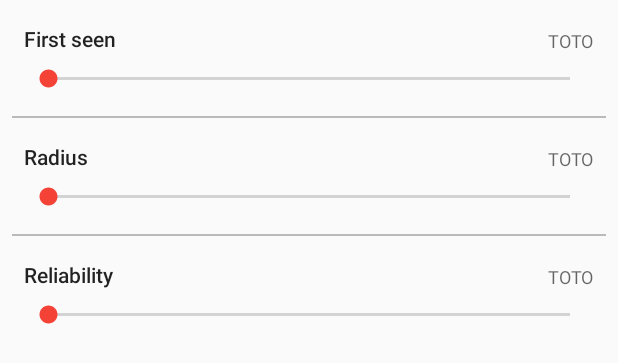
After one commit to MehdiChouag/PokeSpot, an Android app: the layout filter.xml on its own in the app's theme, with its tools: preview values and no code run, on a phone screen of 412 x 824 dp. The commit adds this screen. Shown: the top 363 px of the screen. Run offline under Robolectric (Android 15) with nearby library versions, the phone set to English and light mode, and no system bars.

Commit message:
Create filters view and layout

```diff
--- /dev/null
+++ b/app/src/main/kotlin/fr/amsl/pokespot/presentation/map/FilterFragment.kt
@@ -0,0 +1,30 @@
+package fr.amsl.pokespot.presentation.map
+
+import android.support.v7.widget.AppCompatSeekBar
+import android.widget.TextView
+import fr.amsl.pokespot.R
+import fr.amsl.pokespot.presentation.base.BaseFragment
+import fr.amsl.pokespot.presentation.util.bindView
+
+/**
+ * @author mehdichouag on 23/07/2016.
+ */
+class FilterFragment : BaseFragment() {
+
+  override val layoutResource: Int = R.layout.filter
+
+  val firstSeenValue: TextView by bindView(R.id.first_seen_value)
+  val firstSeenSeek: AppCompatSeekBar by bindView(R.id.first_seen_seekbar)
+
+  val radiusValue: TextView by bindView(R.id.radius_value)
+  val radiusSeek: AppCompatSeekBar by bindView(R.id.radius_seekbar)
+
+  val reliabilityValue: TextView by bindView(R.id.reliability_value)
+  val reliabilitySeek: AppCompatSeekBar by bindView(R.id.reliability_seekbar)
+
+  override fun initializeInjector() {
+  }
+
+  override fun initialize() {
+  }
+}
--- /dev/null
+++ b/app/src/main/res/drawable/divider.xml
@@ -0,0 +1,16 @@
+<?xml version="1.0" encoding="utf-8"?>
+<layer-list xmlns:android="http://schemas.android.com/apk/res/android">
+    <item
+        android:bottom="@dimen/space_big"
+        android:left="@dimen/space_std"
+        android:right="@dimen/space_std"
+        android:top="@dimen/space_big">
+        <shape>
+            <size
+                android:width="@dimen/stroke_size"
+                android:height="@dimen/stroke_size" />
+
+            <solid android:color="?colorControlNormal" />
+        </shape>
+    </item>
+</layer-list>
--- a/app/src/main/res/layout/activity_map.xml
+++ b/app/src/main/res/layout/activity_map.xml
@@ -30,15 +30,16 @@
     </LinearLayout>
 
     <android.support.design.widget.NavigationView
-        android:id="@+id/navigation_view"
         android:layout_width="wrap_content"
         android:layout_height="match_parent"
-        android:layout_gravity="end">
+        android:layout_gravity="end"
+        android:clickable="true">
 
-        <View
+        <fragment
+            android:id="@+id/filter"
+            android:name="fr.amsl.pokespot.presentation.map.FilterFragment"
             android:layout_width="match_parent"
-            android:layout_height="match_parent"
-            android:background="@color/colorAccent" />
+            android:layout_height="match_parent" />
 
     </android.support.design.widget.NavigationView>
 </android.support.v4.widget.DrawerLayout>
--- /dev/null
+++ b/app/src/main/res/layout/filter.xml
@@ -0,0 +1,23 @@
+<?xml version="1.0" encoding="utf-8"?>
+<ScrollView xmlns:android="http://schemas.android.com/apk/res/android"
+    android:layout_width="match_parent"
+    android:layout_height="match_parent"
+    android:orientation="vertical"
+    android:paddingTop="@dimen/space_big">
+
+    <LinearLayout
+        android:layout_width="match_parent"
+        android:layout_height="wrap_content"
+        android:divider="@drawable/divider"
+        android:orientation="vertical"
+        android:showDividers="middle">
+
+        <include layout="@layout/first_seen" />
+
+        <include layout="@layout/radius" />
+
+        <include layout="@layout/reliability" />
+
+    </LinearLayout>
+
+</ScrollView>
--- /dev/null
+++ b/app/src/main/res/layout/first_seen.xml
@@ -0,0 +1,29 @@
+<?xml version="1.0" encoding="utf-8"?>
+<RelativeLayout style="@style/Filter.Container"
+    xmlns:android="http://schemas.android.com/apk/res/android"
+    android:layout_width="match_parent"
+    android:layout_height="match_parent">
+
+    <TextView
+        android:id="@+id/first_seen_title"
+        style="@style/Filter.Title"
+        android:layout_width="wrap_content"
+        android:layout_height="wrap_content"
+        android:text="@string/filter_first_seen" />
+
+    <TextView
+        android:id="@+id/first_seen_value"
+        style="@style/Filter.Value"
+        android:layout_width="wrap_content"
+        android:layout_height="wrap_content"
+        android:layout_alignBottom="@+id/first_seen_title"
+        android:text="TOTO" />
+
+    <android.support.v7.widget.AppCompatSeekBar
+        android:id="@+id/first_seen_seekbar"
+        style="@style/Filter.SeekBar"
+        android:layout_width="match_parent"
+        android:layout_height="wrap_content"
+        android:layout_below="@+id/first_seen_title" />
+
+</RelativeLayout>
--- /dev/null
+++ b/app/src/main/res/layout/radius.xml
@@ -0,0 +1,29 @@
+<?xml version="1.0" encoding="utf-8"?>
+<RelativeLayout style="@style/Filter.Container"
+    xmlns:android="http://schemas.android.com/apk/res/android"
+    android:layout_width="match_parent"
+    android:layout_height="match_parent">
+
+    <TextView
+        android:id="@+id/radius_title"
+        style="@style/Filter.Title"
+        android:layout_width="wrap_content"
+        android:layout_height="wrap_content"
+        android:text="@string/filter_radius" />
+
+    <TextView
+        android:id="@+id/radius_value"
+        style="@style/Filter.Value"
+        android:layout_width="wrap_content"
+        android:layout_height="wrap_content"
+        android:layout_alignBottom="@+id/radius_title"
+        android:text="TOTO" />
+
+    <android.support.v7.widget.AppCompatSeekBar
+        android:id="@+id/radius_seekbar"
+        style="@style/Filter.SeekBar"
+        android:layout_width="match_parent"
+        android:layout_height="wrap_content"
+        android:layout_below="@+id/radius_title" />
+
+</RelativeLayout>
--- /dev/null
+++ b/app/src/main/res/layout/reliability.xml
@@ -0,0 +1,29 @@
+<?xml version="1.0" encoding="utf-8"?>
+<RelativeLayout style="@style/Filter.Container"
+    xmlns:android="http://schemas.android.com/apk/res/android"
+    android:layout_width="match_parent"
+    android:layout_height="match_parent">
+
+    <TextView
+        android:id="@+id/reliability_title"
+        style="@style/Filter.Title"
+        android:layout_width="wrap_content"
+        android:layout_height="wrap_content"
+        android:text="@string/filter_reliability" />
+
+    <TextView
+        android:id="@+id/reliability_value"
+        style="@style/Filter.Value"
+        android:layout_width="wrap_content"
+        android:layout_height="wrap_content"
+        android:layout_alignBottom="@+id/reliability_title"
+        android:text="TOTO" />
+
+    <android.support.v7.widget.AppCompatSeekBar
+        android:id="@+id/reliability_seekbar"
+        style="@style/Filter.SeekBar"
+        android:layout_width="match_parent"
+        android:layout_height="wrap_content"
+        android:layout_below="@+id/reliability_title" />
+
+</RelativeLayout>
--- a/app/src/main/res/values/dimens.xml
+++ b/app/src/main/res/values/dimens.xml
@@ -1,11 +1,18 @@
 <resources>
-    <!-- Default screen margins, per the Android Design guidelines. -->
-    <dimen name="activity_horizontal_margin">16dp</dimen>
-    <dimen name="activity_vertical_margin">16dp</dimen>
+    <dimen name="horizontal_margin">16dp</dimen>
+    <dimen name="vertical_margin">16dp</dimen>
+
+    <dimen name="space_small">4dp</dimen>
+    <dimen name="space_std">8dp</dimen>
+    <dimen name="space_big">16dp</dimen>
+    <dimen name="space_huge">24dp</dimen>
+    <dimen name="space_very_big">32dp</dimen>
 
     <!-- Toolbar -->
     <dimen name="toolbar_elevation">4dp</dimen>
 
     <!-- FAB -->
     <dimen name="fab_margin">16dp</dimen>
+
+    <dimen name="stroke_size">1dp</dimen>
 </resources>
--- a/app/src/main/res/values/strings.xml
+++ b/app/src/main/res/values/strings.xml
@@ -14,6 +14,7 @@
 
     <!-- Filter -->
     <string name="filter_show_only">Only show</string>
-    <string name="filter_radius">Reliability</string>
-    <string name="filter_reliability">Radius</string>
+    <string name="filter_first_seen">First seen</string>
+    <string name="filter_radius">Radius</string>
+    <string name="filter_reliability">Reliability</string>
 </resources>
--- a/app/src/main/res/values/styles.xml
+++ b/app/src/main/res/values/styles.xml
@@ -20,7 +20,7 @@
         <item name="title">@string/toolbar_title</item>
     </style>
 
-    <!-- Maps Activity -->
+    <!-- Maps Fab -->
     <style name="PokeSpot.FAB" />
 
     <style name="Base.FAB" parent="Widget.Design.FloatingActionButton">
@@ -43,4 +43,28 @@
         <item name="backgroundTint">@android:color/white</item>
         <item name="srcCompat">@drawable/ic_my_location</item>
     </style>
+
+    <!-- Filter -->
+    <style name="Filter" />
+
+    <style name="Filter.Container">
+        <item name="android:layout_marginLeft">@dimen/horizontal_margin</item>
+        <item name="android:layout_marginRight">@dimen/horizontal_margin</item>
+    </style>
+
+    <style name="Filter.Title" parent="TextAppearance.AppCompat.Body2">
+        <item name="android:layout_alignParentTop">true</item>
+        <item name="android:layout_alignParentStart">true</item>
+    </style>
+
+    <style name="Filter.Value" parent="TextAppearance.AppCompat.Caption">
+        <item name="android:layout_alignParentTop">true</item>
+        <item name="android:layout_alignParentEnd">true</item>
+        <item name="android:gravity">bottom</item>
+    </style>
+
+    <style name="Filter.SeekBar" parent="Widget.AppCompat.SeekBar">
+        <item name="android:layout_marginTop">@dimen/space_std</item>
+    </style>
+
 </resources>
```
Also changed, not shown: 1 other file.
